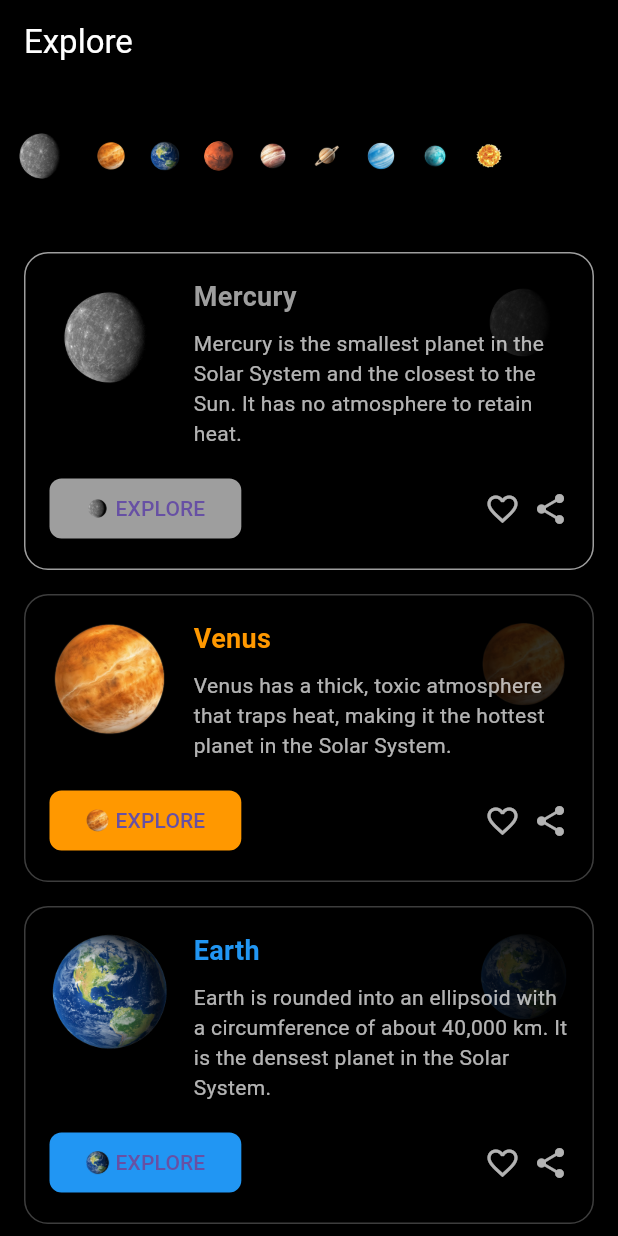
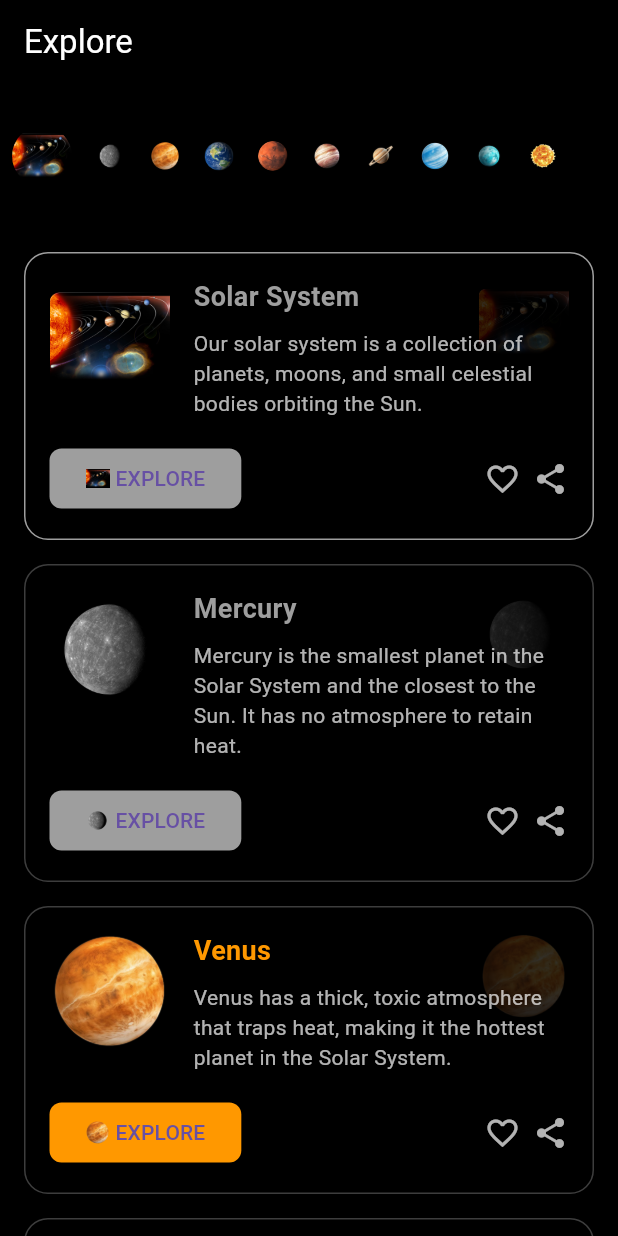
Before and after one commit to Haris-Mughal/XR-Universe-MobApp, a Flutter app: the screen it shows after launch, on a phone screen of 412 x 824 dp. Run offline on Flutter 3.47's test engine with Material 3 defaults, Android fonts, the light colour scheme and no system bars; missing offline and left inert: model_viewer_plus.

Commit message:
all app working, solar system implemented

```diff
--- a/lib/main.dart
+++ b/lib/main.dart
@@ -26,6 +26,13 @@ class AstroExplorerScreen extends StatefulWidget {
 
 class _AstroExplorerScreenState extends State<AstroExplorerScreen> {
   final List<Map<String, dynamic>> astroData = [
+    {
+      'title': 'Solar System',
+      'description': 'Our solar system is a collection of planets, moons, and small celestial bodies orbiting the Sun.',
+      'image': 'assets/images/solarsystem.png',
+      'color': Colors.grey,
+      'modelSrc': 'assets/models/solar_system.glb',
+    },
     {
       'title': 'Mercury',
       'description':
```
Also changed, not shown: lib/model_viewer_screen.dart (+19 -2 lines), assets/images/background_image.png (added), assets/images/solarsystem.png (added), 4 other files.
